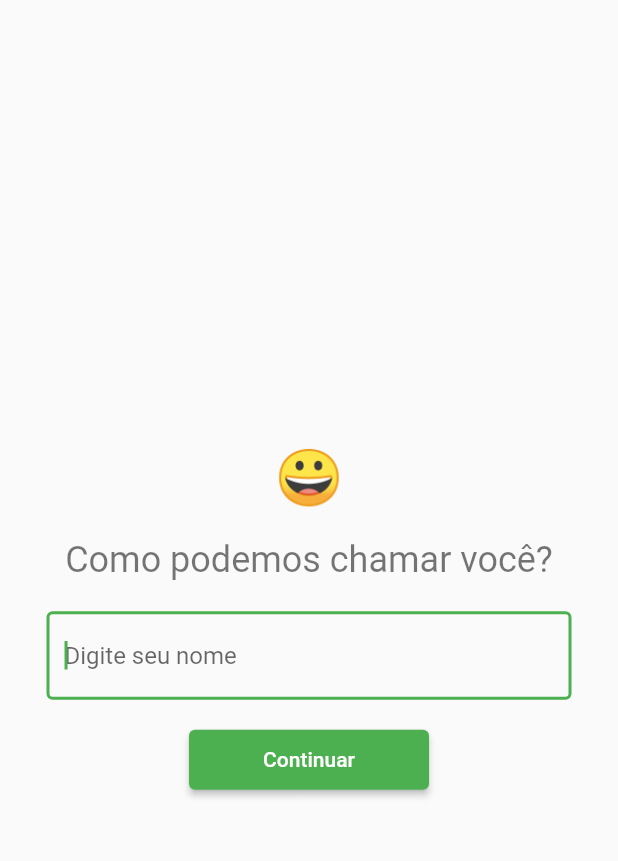
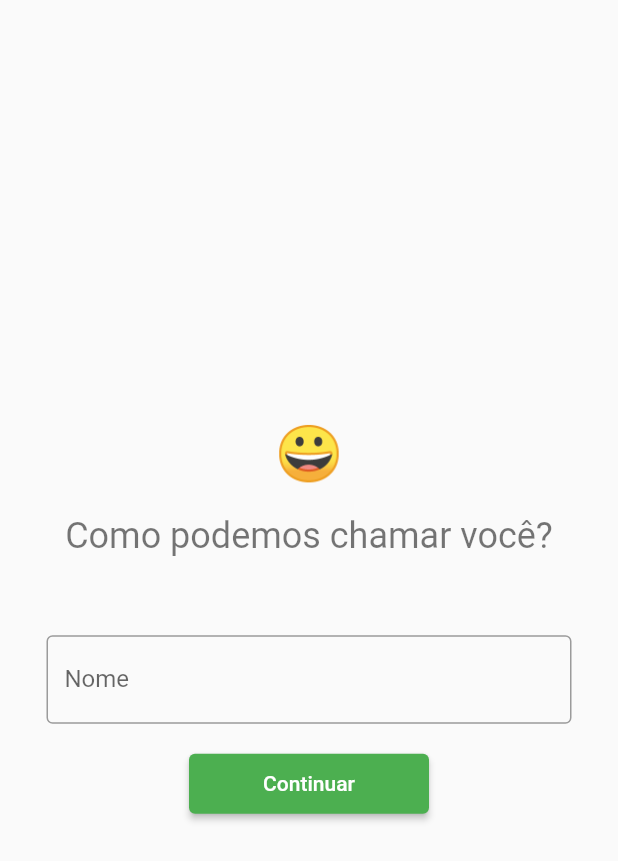
Before and after one commit to ruanvalente/flutter_student, a Flutter app: the UserInput screen opened by its route, on a phone screen of 412 x 824 dp. Shown: the top 861 px of the screen. Run offline on Flutter 3.47's test engine with Material 2 defaults, Android fonts, the phone set to English and light mode, and no system bars.

Commit message:
refactor: refactor UserInput Widget

```diff
--- a/lib/screens/user_input.dart
+++ b/lib/screens/user_input.dart
@@ -1,3 +1,4 @@
+import 'package:app/components/title.dart';
 import 'package:flutter/material.dart';
 
 class UserInput extends StatefulWidget {
@@ -27,21 +28,22 @@ class _UserInputState extends State<UserInput> {
           padding: const EdgeInsets.all(20),
           child: Text('😀', style: TextStyle(fontSize: 36)),
         ),
-        Padding(
-          padding: const EdgeInsets.only(bottom: 20),
-          child: Text(
-            'Como podemos chamar você?',
-            style: TextStyle(fontSize: 24, color: Colors.black54),
-            textAlign: TextAlign.center,
+        SizedBox(
+          height: 80,
+          child: TitleApp(
+            title: 'Como podemos chamar você?',
+            size: 24,
+            color: Colors.black54,
           ),
         ),
         Container(
           width: 350,
           child: TextField(
-            autofocus: true,
             controller: textInputUserController,
             decoration: InputDecoration(
-                border: OutlineInputBorder(), hintText: 'Digite seu nome'),
+                labelText: 'Nome',
+                border: OutlineInputBorder(),
+                hintText: 'Digite seu nome'),
           ),
         ),
         Container(
@@ -54,7 +56,9 @@ class _UserInputState extends State<UserInput> {
                 Navigator.pushNamed(context, '/welcome');
                 print(textInputUserController.text);
               },
-                  child: Text('Continuar'))),
+              child: Text('Continuar'),
+            ),
+          ),
         )
       ],
     )));
```
Lines whose indentation alone changed are shown as unchanged.
